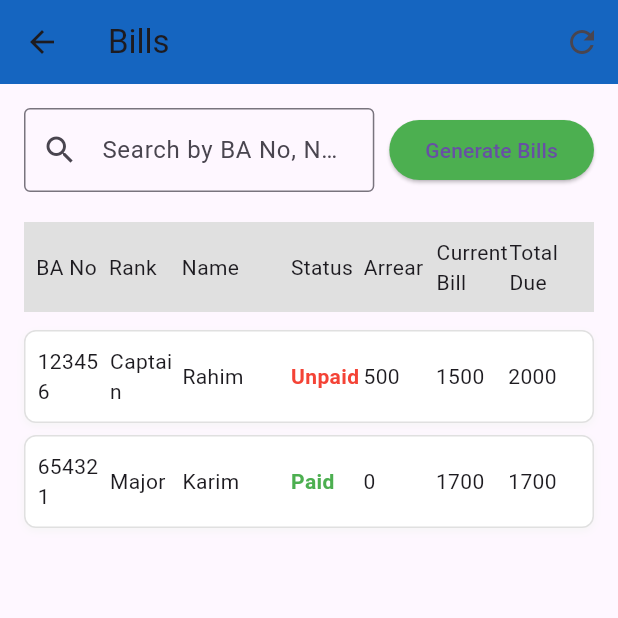
After one commit to refath2024/Smart_mess, a Flutter app: the BillScreen screen opened directly, on a phone screen of 412 x 824 dp, the top half of it. The commit adds this screen. Run offline on Flutter 3.47's test engine with Material 3 defaults, Android fonts, the phone set to English and light mode, and no system bars; our stand-ins replace animated_splash_screen, image_picker.

Commit message:
refath vai

```diff
--- /dev/null
+++ b/lib/screens/admin/admin_bill_screen.dart
@@ -0,0 +1,169 @@
+import 'package:flutter/material.dart';
+
+class BillScreen extends StatefulWidget {
+  const BillScreen({Key? key}) : super(key: key);
+
+  @override
+  State<BillScreen> createState() => _BillScreenState();
+}
+
+class _BillScreenState extends State<BillScreen> {
+  List<Map<String, dynamic>> bills = []; // will hold bill data
+  String searchTerm = "";
+
+  @override
+  void initState() {
+    super.initState();
+    fetchBills(); // Simulated fetch
+  }
+
+  void fetchBills() {
+    // Simulated API data fetch (replace with actual logic)
+    setState(() {
+      bills = [
+        {
+          "ba_no": "123456",
+          "rank": "Captain",
+          "name": "Rahim",
+          "bill_status": "Unpaid",
+          "previous_arrear": 500,
+          "current_bill": 1500,
+          "total_due": 2000
+        },
+        {
+          "ba_no": "654321",
+          "rank": "Major",
+          "name": "Karim",
+          "bill_status": "Paid",
+          "previous_arrear": 0,
+          "current_bill": 1700,
+          "total_due": 1700
+        },
+        // Add more dummy data as needed
+      ];
+    });
+  }
+
+  @override
+  Widget build(BuildContext context) {
+    final filteredBills = bills.where((bill) {
+      final combined = (bill['ba_no'] + bill['rank'] + bill['name']).toLowerCase();
+      return combined.contains(searchTerm.toLowerCase());
+    }).toList();
+
+    return Scaffold(
+      appBar: AppBar(
+        title: const Text('Bills'),
+        backgroundColor: Colors.blue.shade800,
+        actions: [
+          IconButton(
+            icon: const Icon(Icons.refresh),
+            onPressed: fetchBills,
+            tooltip: 'Refresh Bills',
+          ),
+        ],
+      ),
+      body: Padding(
+        padding: const EdgeInsets.all(16),
+        child: Column(
+          children: [
+            // Search bar
+            Row(
+              children: [
+                Expanded(
+                  child: TextField(
+                    decoration: const InputDecoration(
+                      hintText: 'Search by BA No, Name or Rank...',
+                      border: OutlineInputBorder(),
+                      prefixIcon: Icon(Icons.search),
+                    ),
+                    onChanged: (val) => setState(() => searchTerm = val),
+                  ),
+                ),
+                const SizedBox(width: 10),
+                ElevatedButton(
+                  onPressed: () {
+                    // Replace with PDF generation logic
+                    ScaffoldMessenger.of(context).showSnackBar(
+                      const SnackBar(content: Text("PDF generation not implemented")),
+                    );
+                  },
+                  style: ElevatedButton.styleFrom(backgroundColor: Colors.green),
+                  child: const Text("Generate Bills"),
+                ),
+              ],
+            ),
+            const SizedBox(height: 20),
+
+            // Table headers
+            Container(
+              color: Colors.grey.shade300,
+              padding: const EdgeInsets.symmetric(vertical: 10, horizontal: 8),
+              child: Row(
+                children: const [
+                  Expanded(flex: 2, child: Text("BA No")),
+                  Expanded(flex: 2, child: Text("Rank")),
+                  Expanded(flex: 3, child: Text("Name")),
+                  Expanded(flex: 2, child: Text("Status")),
+                  Expanded(flex: 2, child: Text("Arrear")),
+                  Expanded(flex: 2, child: Text("Current Bill")),
+                  Expanded(flex: 2, child: Text("Total Due")),
+                ],
+              ),
+            ),
+
+            const SizedBox(height: 8),
+
+            // Bill list
+            Expanded(
+              child: filteredBills.isEmpty
+                  ? const Center(child: Text("No bills found."))
+                  : ListView.builder(
+                      itemCount: filteredBills.length,
+                      itemBuilder: (context, index) {
+                        final bill = filteredBills[index];
+                        return Container(
+                          margin: const EdgeInsets.symmetric(vertical: 4),
+                          padding: const EdgeInsets.symmetric(vertical: 10, horizontal: 8),
+                          decoration: BoxDecoration(
+                            color: Colors.white,
+                            border: Border.all(color: Colors.grey.shade300),
+                            borderRadius: BorderRadius.circular(8),
+                            boxShadow: [
+                              BoxShadow(
+                                color: Colors.grey.shade100,
+                                blurRadius: 4,
+                                offset: const Offset(0, 2),
+                              ),
+                            ],
+                          ),
+                          child: Row(
+                            children: [
+                              Expanded(flex: 2, child: Text(bill['ba_no'])),
+                              Expanded(flex: 2, child: Text(bill['rank'])),
+                              Expanded(flex: 3, child: Text(bill['name'])),
+                              Expanded(
+                                flex: 2,
+                                child: Text(
+                                  bill['bill_status'],
+                                  style: TextStyle(
+                                    color: bill['bill_status'] == "Paid" ? Colors.green : Colors.red,
+                                    fontWeight: FontWeight.w600,
+                                  ),
+                                ),
+                              ),
+                              Expanded(flex: 2, child: Text("${bill['previous_arrear']}")),
+                              Expanded(flex: 2, child: Text("${bill['current_bill']}")),
+                              Expanded(flex: 2, child: Text("${bill['total_due']}")),
+                            ],
+                          ),
+                        );
+                      },
+                    ),
+            ),
+          ],
+        ),
+      ),
+    );
+  }
+}
--- a/lib/screens/admin/admin_home_screen.dart
+++ b/lib/screens/admin/admin_home_screen.dart
@@ -10,6 +10,7 @@
 import 'admin_dining_member_state.dart';
 import 'admin_payment_history.dart';
 import 'meal_state_screen.dart';
+import 'admin_bill_screen.dart';
 
 class AdminHomeScreen extends StatefulWidget {
   const AdminHomeScreen({super.key});
```
